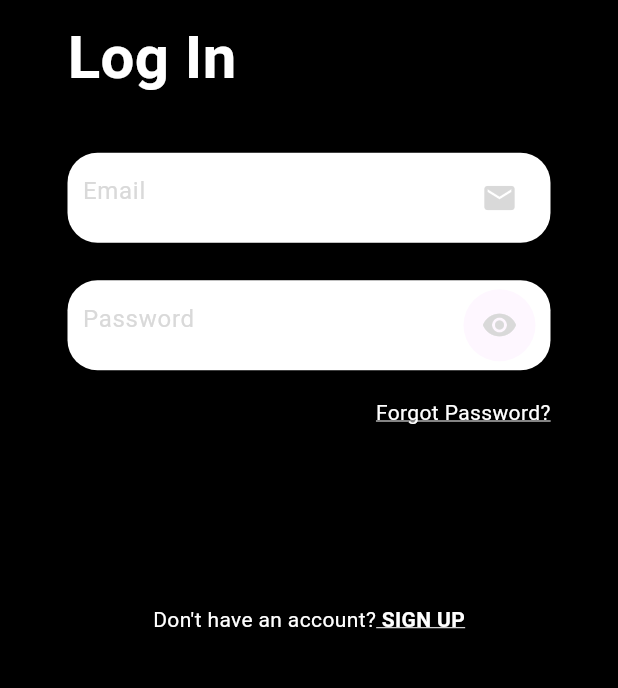
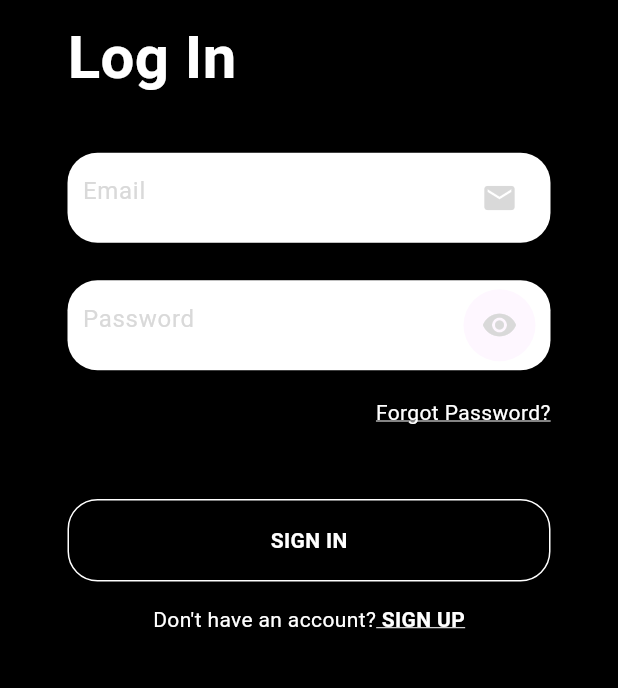
Before and after one commit to iqmalje/printex_business_app, a Flutter app: the screen it shows after launch, on a phone screen of 412 x 824 dp, the part 482-1170 px from its top. Run offline on Flutter 3.47's test engine with Material 3 defaults, Android fonts, the light colour scheme and no system bars; our stand-ins replace email_validator, flutter_dotenv, flutter_multi_formatter, flutter_svg, image_picker, smooth_page_indicator and 1 more; missing offline and left inert: document_file_save_plus, flutter_to_pdf, map_launcher, time_range_picker; accounts and stored records are empty; Roboto replaces fonts that are missing (Poppins); project files that could hold a hidden picture were left out.

Commit message:
fixed color on sign in page

```diff
--- a/lib/authentication/signinpage.dart
+++ b/lib/authentication/signinpage.dart
@@ -179,7 +179,7 @@ class _MainPageState extends State<MainPage> {
                                     isLoading = false;
                                   });
                                 }
-                              }, isLoading: isLoading),
+                              }, isLoading: isLoading, black: true),
                               const SizedBox(
                                 height: 15,
                               ),
--- a/lib/components.dart
+++ b/lib/components.dart
@@ -183,7 +183,7 @@ class PrinTEXComponents {
   }
 
   Widget outlinedButton(double width, String label, void Function() onTap,
-      {bool isLoading = false, double height = 55}) {
+      {bool isLoading = false, double height = 55, bool black = false}) {
     return Material(
       color: Colors.transparent,
       child: InkWell(
@@ -194,7 +194,8 @@ class PrinTEXComponents {
           height: height,
           decoration: ShapeDecoration(
             shape: RoundedRectangleBorder(
-              side: const BorderSide(width: 1, color: Colors.black),
+              side: BorderSide(
+                  width: 1, color: black ? Colors.white : Colors.black),
               borderRadius: BorderRadius.circular(20),
             ),
           ),
@@ -203,9 +204,9 @@ class PrinTEXComponents {
               if (!isLoading) {
                 return Text(
                   label,
-                  style: const TextStyle(
+                  style: TextStyle(
                       fontFamily: 'Poppins',
-                      color: Colors.black,
+                      color: black ? Colors.white : Colors.black,
                       fontSize: 14,
                       fontWeight: FontWeight.w700),
                 );
```
